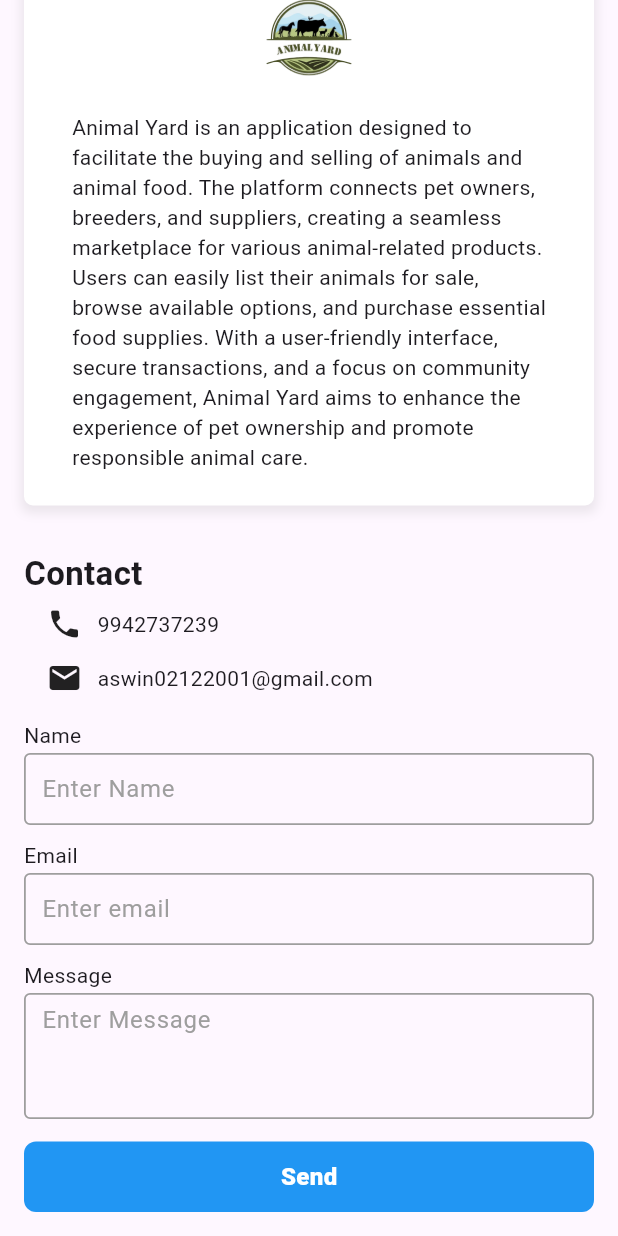
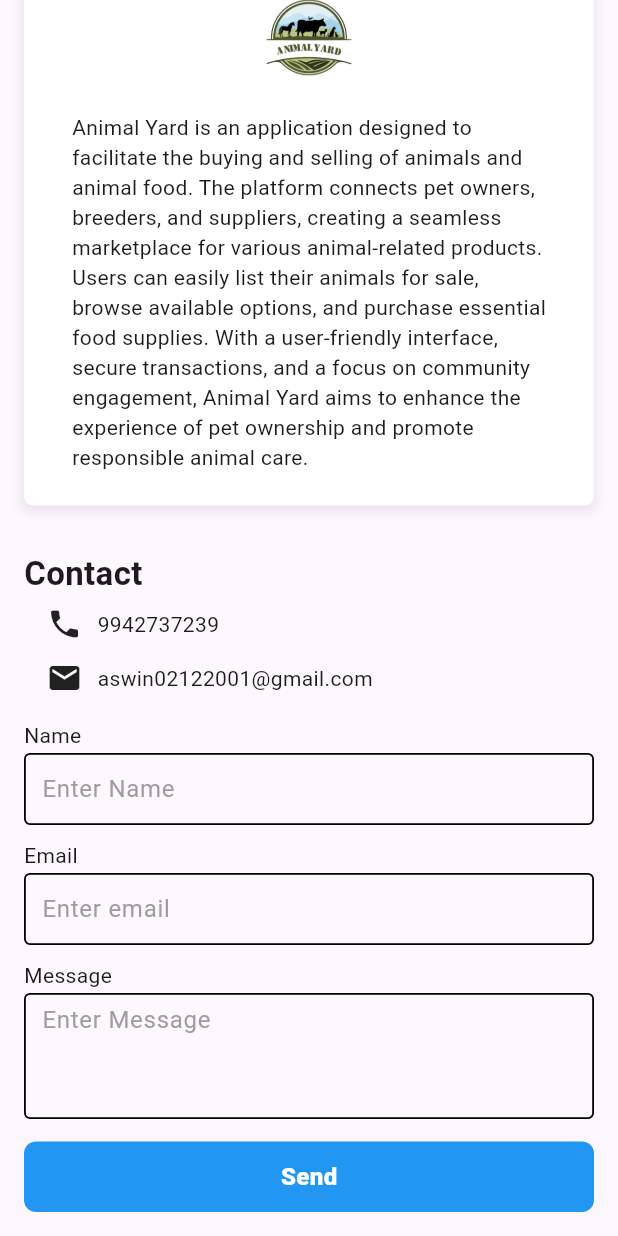
Before and after one commit to Aswinash02/portfolio, a Flutter app: the screen it shows after launch, scrolled down 1516 dp, on a phone screen of 412 x 824 dp. Run offline on Flutter 3.47's test engine with Material 3 defaults, Android fonts, the phone set to English and light mode, and no system bars; our stand-ins replace get.

Commit message:
change border color

```diff
--- a/lib/main.dart
+++ b/lib/main.dart
@@ -19,151 +19,7 @@ class MyPortfolioApp extends StatelessWidget {
       debugShowCheckedModeBanner: false,
       title: 'Flutter Portfolio',
       theme: ThemeData(primarySwatch: Colors.blue),
-      home: HomePage(),
+      home: const HomePage(),
     );
   }
 }
-
-// import 'package:flutter/material.dart';
-// import 'package:http/http.dart' as http;
-// import 'dart:convert';
-//
-// void main() => runApp(MyApp());
-//
-// class MyApp extends StatelessWidget {
-//   @override
-//   Widget build(BuildContext context) {
-//     return MaterialApp(
-//       home: ContactForm(),
-//     );
-//   }
-// }
-//
-// class ContactForm extends StatefulWidget {
-//   @override
-//   _ContactFormState createState() => _ContactFormState();
-// }
-//
-// class _ContactFormState extends State<ContactForm> {
-//   final _formKey = GlobalKey<FormState>();
-//   final TextEditingController _nameController = TextEditingController();
-//   final TextEditingController _emailController = TextEditingController();
-//   final TextEditingController _messageController = TextEditingController();
-//
-//   @override
-//   void dispose() {
-//     _nameController.dispose();
-//     _emailController.dispose();
-//     _messageController.dispose();
-//     super.dispose();
-//   }
-//
-//   // Method to send email via SendGrid API
-//   Future<void> _sendEmail() async {
-//     const String emailJsUrl = 'https://api.emailjs.com/api/v1.0/email/send';
-//     String serviceId = 'service_wbf5lwd';
-//     String templateId = 'template_it7q2w9';
-//     String userId = 'zFD1DMrvueHmRuSKl';
-//
-//     final emailData = {
-//       'service_id': serviceId,
-//       'template_id': templateId,
-//       'user_id': userId,
-//       'template_params': {
-//         'user_name': _nameController.text,
-//         'user_email': _emailController.text,
-//         'user_message': _messageController.text,
-//         'to_email': 'aswin02122001@gmail.com',
-//       },
-//     };
-//
-//     try {
-//       final response = await http.post(
-//         Uri.parse(emailJsUrl),
-//         headers: {
-//           'origin': 'http://localhost',
-//           'Content-Type': 'application/json',
-//         },
-//         body: jsonEncode(emailData),
-//       );
-//
-//       if (response.statusCode == 200) {
-//         ScaffoldMessenger.of(context).showSnackBar(
-//           SnackBar(content: Text('Email sent successfully!')),
-//         );
-//       } else {
-//         ScaffoldMessenger.of(context).showSnackBar(
-//           SnackBar(content: Text('Failed to send email: ${response.body}')),
-//         );
-//       }
-//       print('response ------- > ${response.body}');
-//     } catch (error) {
-//       print('error --------- > $error}');
-//       ScaffoldMessenger.of(context)
-//           .showSnackBar(SnackBar(content: Text('Error: $error')));
-//     }
-//   }
-//
-//   @override
-//   Widget build(BuildContext context) {
-//     return Scaffold(
-//       appBar: AppBar(
-//         title: Text('Contact Form'),
-//       ),
-//       body: Padding(
-//         padding: const EdgeInsets.all(16.0),
-//         child: Form(
-//           key: _formKey,
-//           child: Column(
-//             children: [
-//               TextFormField(
-//                 controller: _nameController,
-//                 decoration: InputDecoration(labelText: 'Name'),
-//                 validator: (value) {
-//                   if (value == null || value.isEmpty) {
-//                     return 'Please enter your name';
-//                   }
-//                   return null;
-//                 },
-//               ),
-//               TextFormField(
-//                 controller: _emailController,
-//                 decoration: InputDecoration(labelText: 'Email'),
-//                 keyboardType: TextInputType.emailAddress,
-//                 validator: (value) {
-//                   if (value == null || value.isEmpty) {
-//                     return 'Please enter your email';
-//                   }
-//                   if (!RegExp(r'^[^@]+@[^@]+\.[^@]+').hasMatch(value)) {
-//                     return 'Please enter a valid email';
-//                   }
-//                   return null;
-//                 },
-//               ),
-//               TextFormField(
-//                 controller: _messageController,
-//                 decoration: InputDecoration(labelText: 'Message'),
-//                 maxLines: 5,
-//                 validator: (value) {
-//                   if (value == null || value.isEmpty) {
-//                     return 'Please enter your message';
-//                   }
-//                   return null;
-//                 },
-//               ),
-//               SizedBox(height: 20),
-//               ElevatedButton(
-//                 onPressed: () {
-//                   if (_formKey.currentState!.validate()) {
-//                     _sendEmail();
-//                   }
-//                 },
-//                 child: Text('Send'),
-//               ),
-//             ],
-//           ),
-//         ),
-//       ),
-//     );
-//   }
-// }
--- a/lib/views/widgets/custom_textfield.dart
+++ b/lib/views/widgets/custom_textfield.dart
@@ -25,23 +25,23 @@ class CustomTextField extends StatelessWidget {
           hintStyle: const TextStyle(color: Colors.grey),
           border: OutlineInputBorder(
             borderRadius: BorderRadius.circular(4),
-            borderSide: const BorderSide(color: Colors.grey, width: 1.2),
+            borderSide: const BorderSide(color: Colors.black, width: 1.2),
           ),
           enabledBorder: OutlineInputBorder(
             borderRadius: BorderRadius.circular(4),
-            borderSide: const BorderSide(color: Colors.grey, width: 1.2),
+            borderSide: const BorderSide(color: Colors.black, width: 1.2),
           ),
           focusedBorder: OutlineInputBorder(
             borderRadius: BorderRadius.circular(4),
-            borderSide: const BorderSide(color: Colors.grey, width: 1.2),
+            borderSide: const BorderSide(color: Colors.black, width: 1.2),
           ),
           disabledBorder: OutlineInputBorder(
             borderRadius: BorderRadius.circular(4),
-            borderSide: const BorderSide(color: Colors.grey, width: 1.2),
+            borderSide: const BorderSide(color: Colors.black, width: 1.2),
           ),
           errorBorder: OutlineInputBorder(
             borderRadius: BorderRadius.circular(4),
-            borderSide: const BorderSide(color: Colors.grey, width: 1.2),
+            borderSide: const BorderSide(color: Colors.black, width: 1.2),
           )),
     );
   }
```
Also changed, not shown: 2 other files.
